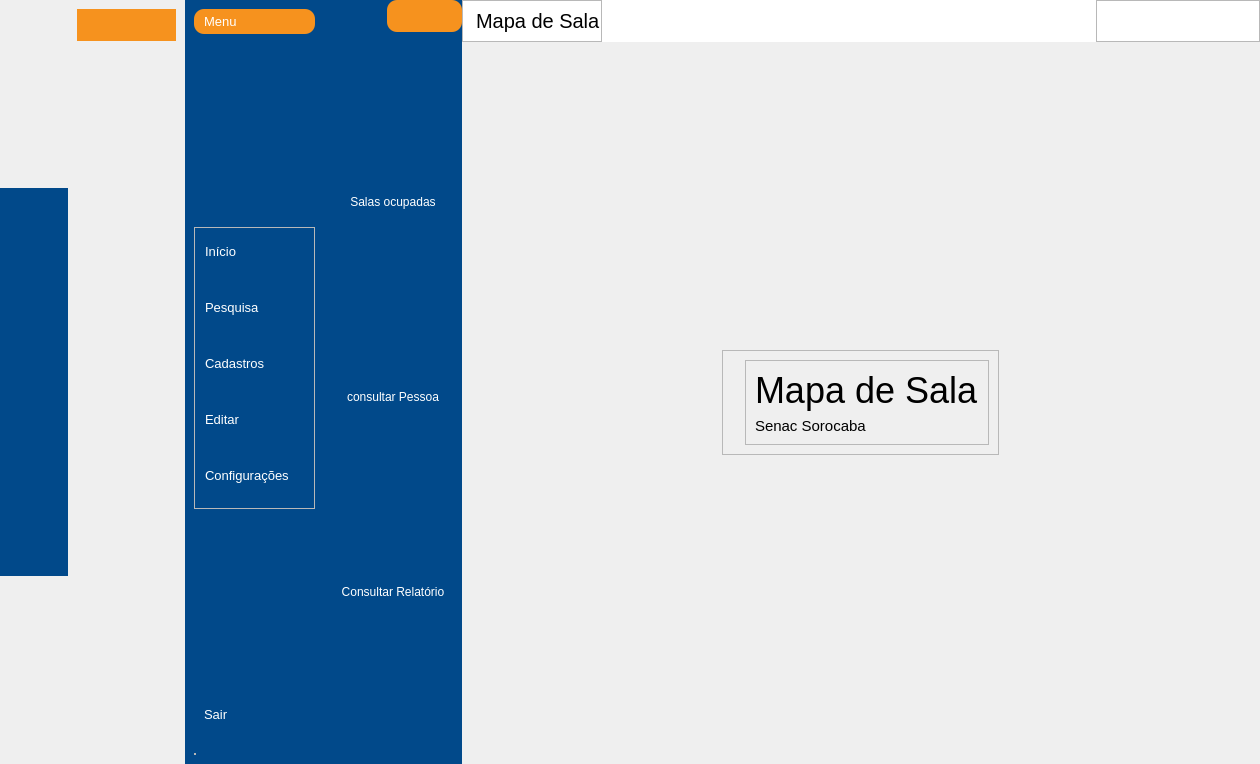
This is App/view/ui/home.ui in Senac-SOR-ADS/Mapa-de-Sala as Qt 5 draws it before an edit. The edited form follows.
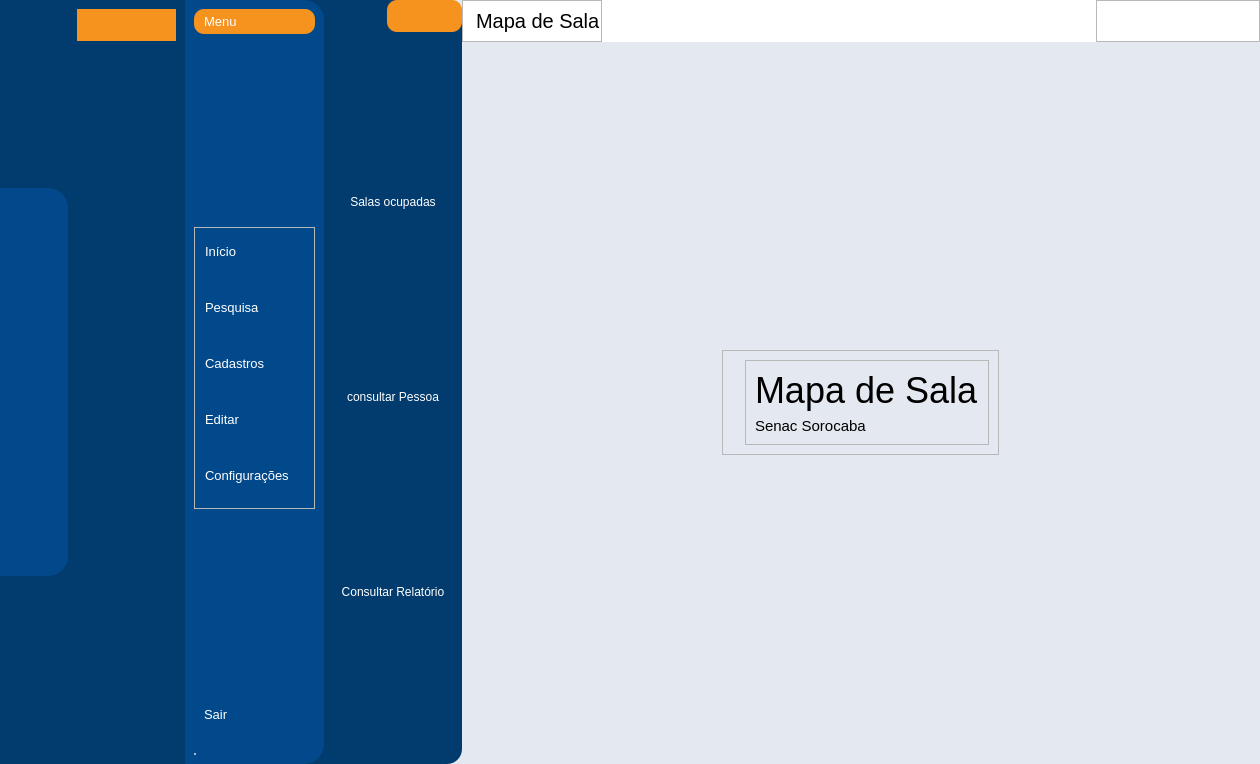
This is the edited form. Icons and pictures are not drawn.

Patch:
```diff
--- a/App/view/ui/home.ui
+++ b/App/view/ui/home.ui
@@ -22,7 +22,7 @@
 	border-bottom-left-radius: 10px;
 }
 
-#containerPrincipall {
+#containerPrincipal {
 	background-color: #e4e8f0;
 }
 
@@ -32,6 +32,8 @@
 
 #menuSimples, #subMenuLateral {
 	background-color:#01498a;
+	border-top-right-radius: 20px;
+	border-bottom-right-radius: 20px;
 }
 
 #menuQuebrado QPushButton {
@@ -56,8 +58,13 @@
 	color: #fff;
 }
 
+#menuLateral {
+	background-color: #023b6d;
+	border-top-right-radius: 15px;
+	border-bottom-right-radius: 15px;
+}
+
 #subMenuQuebrado {
-	background-color: #01498a;
 	color: #fff;
 }
 
@@ -189,6 +196,12 @@
           </property>
           <item>
            <widget class="QWidget" name="menuLateral" native="true">
+            <property name="maximumSize">
+             <size>
+              <width>16777215</width>
+              <height>16777215</height>
+             </size>
+            </property>
             <layout class="QHBoxLayout" name="horizontalLayout_7">
              <property name="spacing">
               <number>0</number>
@@ -1371,6 +1384,9 @@
                </layout>
               </widget>
              </item>
+            </layout>
+           </widget>
+          </item>
              <item>
               <widget class="QWidget" name="widget_2" native="true">
                <layout class="QVBoxLayout" name="verticalLayout_5">
@@ -1714,9 +1730,6 @@
                        </item>
                       </layout>
                      </widget>
-                    </widget>
-                   </item>
-                  </layout>
                  </widget>
                 </item>
                </layout>
```
Lines whose indentation alone changed are shown as unchanged.
